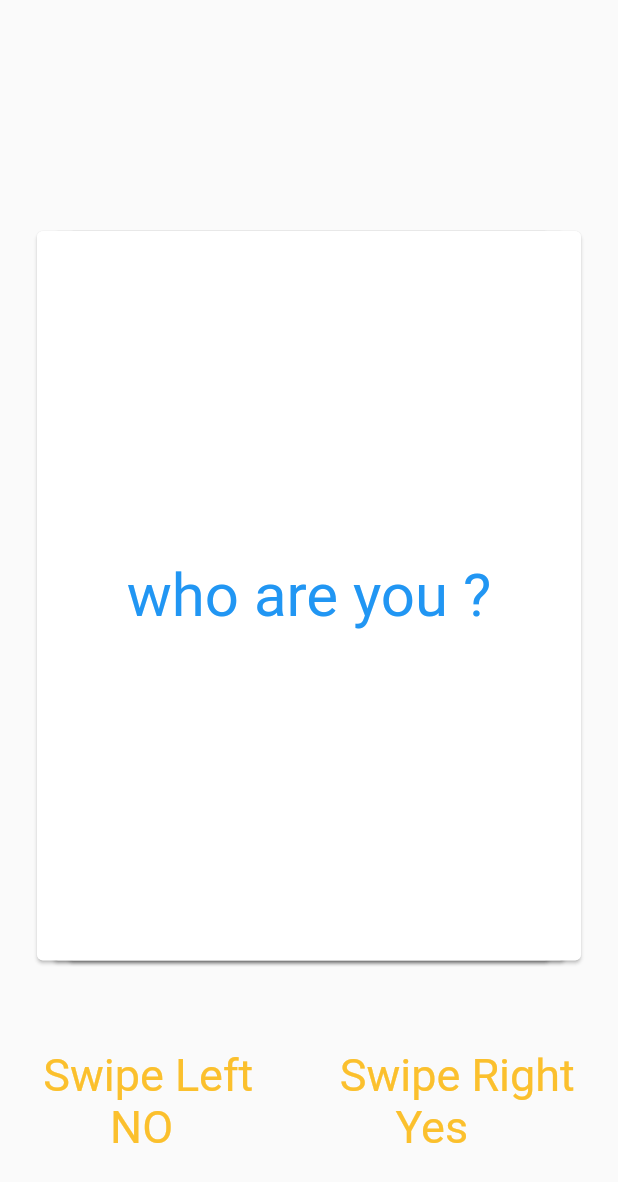
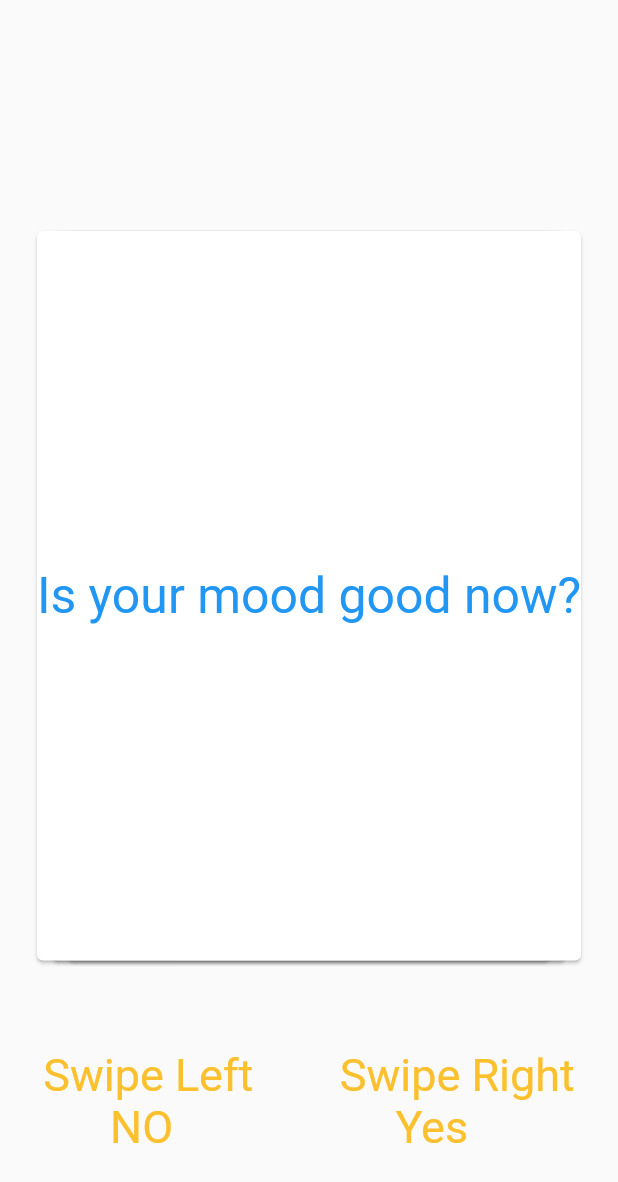
Before and after one commit to HeroHackers/HeroHackers-Repo, a Flutter app: the ExampleHomePage screen opened directly, on a phone screen of 412 x 824 dp. Shown: the top 1182 px of the screen. Run offline on Flutter 3.47's test engine with Material 2 defaults, Android fonts, the phone set to English and light mode, and no system bars; drawn by our look-alikes of flutter_tindercard; our stand-ins replace backdrop, contacts_service, permission_handler, simple_animations.

Commit message:
questions change

```diff
--- a/lib/stack.dart
+++ b/lib/stack.dart
@@ -26,11 +26,11 @@ class ExampleHomePage extends StatefulWidget {
 class _ExampleHomePageState extends State<ExampleHomePage>
     with TickerProviderStateMixin {
   List<Widget> widgets = [
-    Card1("who are you ?"),
-    Card1("how are you ?"),
-    Card1("what are you ?"),
-    Card1("where are you ?"),
-    Card1("why are you ?"),
+    Card1("Is your mood good now?"),
+    Card1("Did you ate food today ?"),
+    Card1("Did you talk to anyone today?"),
+    Card1("are you feeling happy now?"),
+    Card1("how are you,fine?"),
   ];
 
   @override
```
